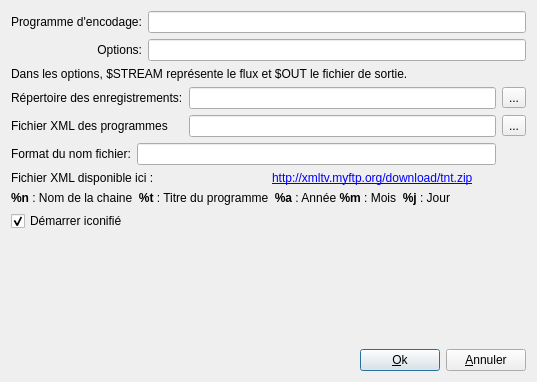
This is ui/config.ui in jlbrd/qmagneto as Qt 5 draws it before an edit. The edited form follows.
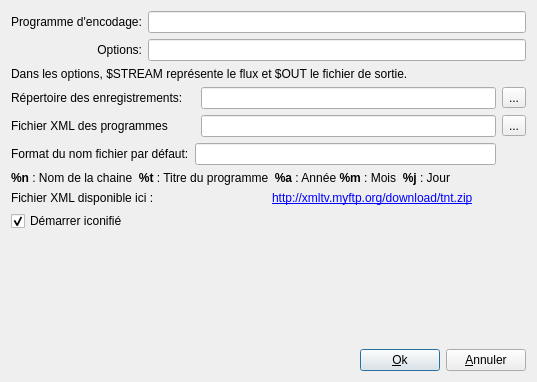
This is the edited form.

Patch:
```diff
--- a/ui/config.ui
+++ b/ui/config.ui
@@ -98,7 +98,7 @@
      <item row="2" column="0" >
       <widget class="QLabel" name="label_5" >
        <property name="text" >
-        <string>Format du nom fichier:</string>
+        <string>Format du nom fichier par défaut:</string>
        </property>
       </widget>
      </item>
@@ -107,6 +107,16 @@
      </item>
     </layout>
    </item>
+   <item>
+    <widget class="QLabel" name="label_6" >
+     <property name="text" >
+      <string>&lt;html>&lt;head>&lt;meta name="qrichtext" content="1" />&lt;style type="text/css">
+p, li { white-space: pre-wrap; }
+&lt;/style>&lt;/head>&lt;body style=" font-family:'Sans Serif'; font-size:9pt; font-weight:400; font-style:normal;">
+&lt;p style=" margin-top:0px; margin-bottom:0px; margin-left:0px; margin-right:0px; -qt-block-indent:0; text-indent:0px;">&lt;span style=" font-weight:600;">%n&lt;/span> : Nom de la chaine  &lt;span style=" font-weight:600;">%t&lt;/span> : Titre du programme  &lt;span style=" font-weight:600;">%a&lt;/span> : Année &lt;span style=" font-weight:600;">%m&lt;/span> : Mois  &lt;span style=" font-weight:600;">%j&lt;/span> : Jour&lt;/p>&lt;/body>&lt;/html></string>
+     </property>
+    </widget>
+   </item>
    <item>
     <layout class="QHBoxLayout" >
      <item>
@@ -129,16 +139,6 @@
      </item>
     </layout>
    </item>
-   <item>
-    <widget class="QLabel" name="label_6" >
-     <property name="text" >
-      <string>&lt;html>&lt;head>&lt;meta name="qrichtext" content="1" />&lt;style type="text/css">
-p, li { white-space: pre-wrap; }
-&lt;/style>&lt;/head>&lt;body style=" font-family:'Sans Serif'; font-size:9pt; font-weight:400; font-style:normal;">
-&lt;p style=" margin-top:0px; margin-bottom:0px; margin-left:0px; margin-right:0px; -qt-block-indent:0; text-indent:0px;">&lt;span style=" font-weight:600;">%n&lt;/span> : Nom de la chaine  &lt;span style=" font-weight:600;">%t&lt;/span> : Titre du programme  &lt;span style=" font-weight:600;">%a&lt;/span> : Année &lt;span style=" font-weight:600;">%m&lt;/span> : Mois  &lt;span style=" font-weight:600;">%j&lt;/span> : Jour&lt;/p>&lt;/body>&lt;/html></string>
-     </property>
-    </widget>
-   </item>
    <item>
     <layout class="QHBoxLayout" >
      <item>
```
Left out of the diff: 2 changed lines with no effect on the pictures.
